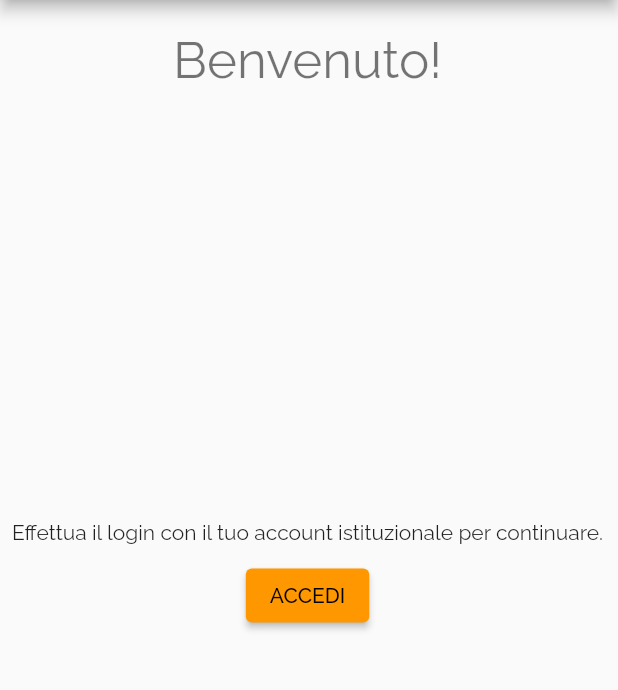
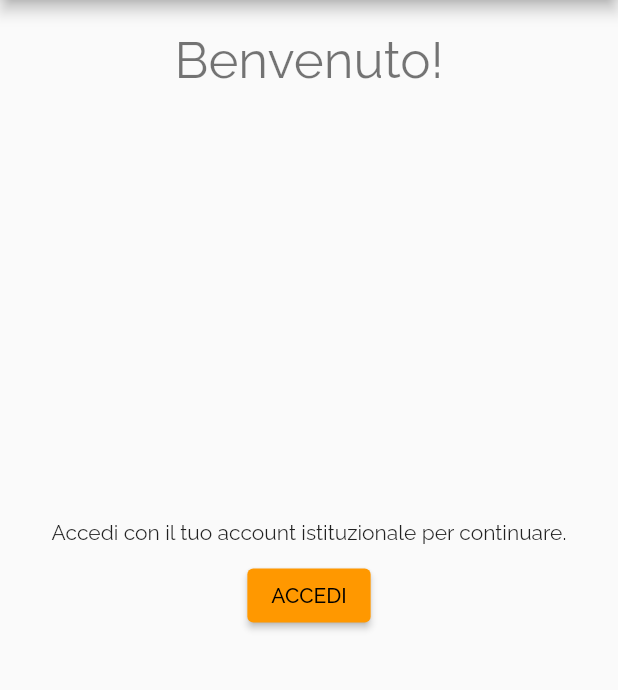
Before and after one commit to GioPan04/ristoro-gobettivolta, a Flutter app: the screen it shows after launch, after a tap on the "ac unit" icon, on a phone screen of 412 x 824 dp, the part 84-774 px from its top. Run offline on Flutter 3.47's test engine with Material 2 defaults, Android fonts, the phone set to English and light mode, and no system bars; missing offline and left inert: flutter_web_auth; network calls fail.

Commit message:
UI fix in login

```diff
--- a/frontend/lib/screens/LoginScreen.dart
+++ b/frontend/lib/screens/LoginScreen.dart
@@ -24,7 +24,7 @@ class LoginScreen extends StatelessWidget {
         title: Text("Login"),
       ),
       body: Stack(
-        // alignment: Alignment.center,
+        alignment: Alignment.topCenter,
         children: [
           Positioned(
             child: Text("Benvenuto!", style: Theme.of(context).textTheme.headline4, textAlign: TextAlign.center),
@@ -32,16 +32,18 @@ class LoginScreen extends StatelessWidget {
             left: 0,
             right: 0,
           ),
-          Padding(
+          Center(
+            child: Padding(
               padding: const EdgeInsets.symmetric(horizontal: 8.0),
               child: Column(
                 mainAxisAlignment: MainAxisAlignment.center,
                 crossAxisAlignment: CrossAxisAlignment.center,
                 children: [
-                Text("Effettua il login con il tuo account istituzionale per continuare.", textAlign: TextAlign.center),
+                  Text("Accedi con il tuo account istituzionale per continuare.", textAlign: TextAlign.center),
                   SizedBox(height: 10),
                   ElevatedButton(onPressed: () => login(context), child: Text("ACCEDI")),
                 ],
+              ),
             ),
           ),
         ],
```
Lines whose indentation alone changed are shown as unchanged.
